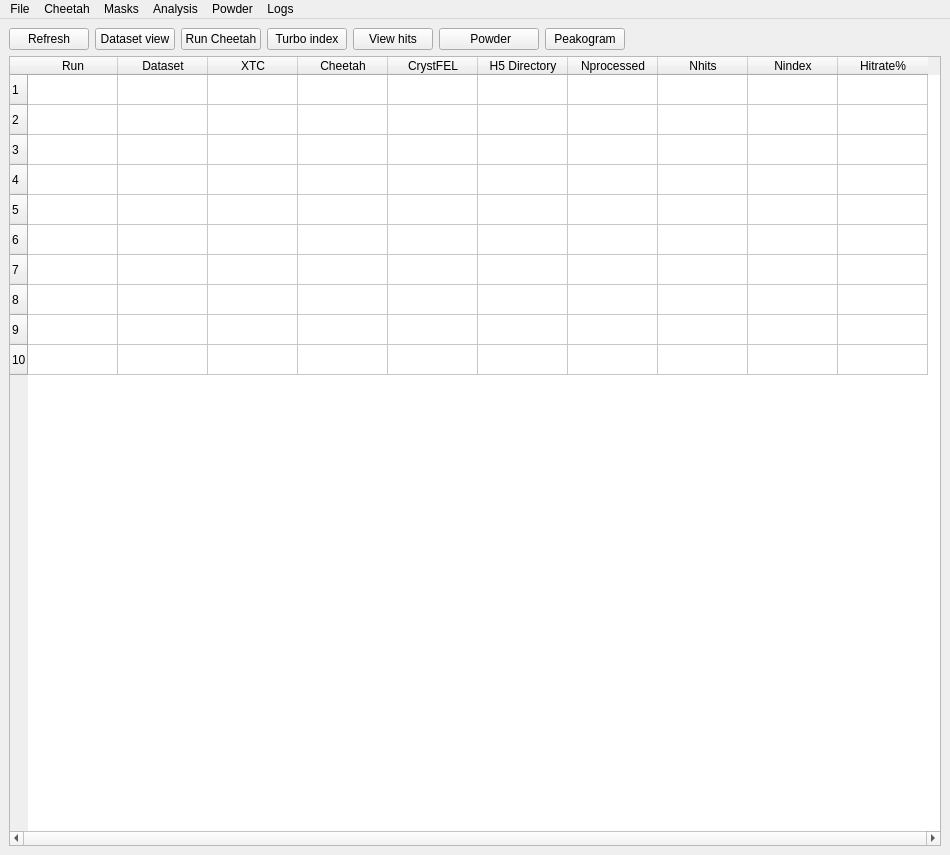
Old version of the form UI/cheetahgui.ui in the repository antonbarty/cheetah.
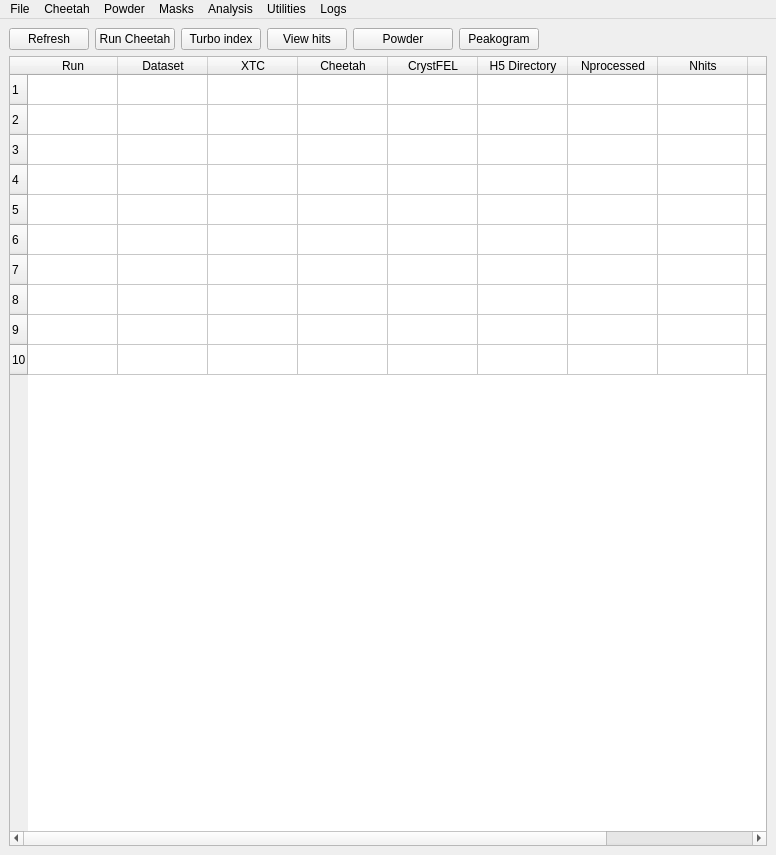
New version of the form.

The edit to the form file:
```diff
--- a/UI/cheetahgui.ui
+++ b/UI/cheetahgui.ui
@@ -6,7 +6,7 @@
    <rect>
     <x>0</x>
     <y>0</y>
-    <width>950</width>
+    <width>776</width>
     <height>855</height>
    </rect>
   </property>
@@ -50,25 +50,6 @@
           </property>
          </widget>
         </item>
-        <item>
-         <widget class="QPushButton" name="button_view">
-          <property name="sizePolicy">
-           <sizepolicy hsizetype="Fixed" vsizetype="Fixed">
-            <horstretch>0</horstretch>
-            <verstretch>0</verstretch>
-           </sizepolicy>
-          </property>
-          <property name="maximumSize">
-           <size>
-            <width>100</width>
-            <height>16777215</height>
-           </size>
-          </property>
-          <property name="text">
-           <string>Dataset view</string>
-          </property>
-         </widget>
-        </item>
         <item>
          <widget class="QPushButton" name="button_runCheetah">
           <property name="sizePolicy">
@@ -80,7 +61,7 @@
           <property name="maximumSize">
            <size>
             <width>100</width>
-            <height>16777215</height>
+            <height>25</height>
            </size>
           </property>
           <property name="text">
@@ -102,7 +83,7 @@
           <property name="maximumSize">
            <size>
             <width>100</width>
-            <height>16777215</height>
+            <height>25</height>
            </size>
           </property>
           <property name="text">
@@ -121,7 +102,7 @@
           <property name="maximumSize">
            <size>
             <width>100</width>
-            <height>16777215</height>
+            <height>25</height>
            </size>
           </property>
           <property name="text">
@@ -143,11 +124,11 @@
           <property name="maximumSize">
            <size>
             <width>100</width>
-            <height>16777215</height>
+            <height>25</height>
            </size>
           </property>
           <property name="text">
-           <string> Powder</string>
+           <string>Powder</string>
           </property>
          </widget>
         </item>
@@ -165,7 +146,7 @@
           <property name="maximumSize">
            <size>
             <width>100</width>
-            <height>16777215</height>
+            <height>25</height>
            </size>
           </property>
           <property name="text">
@@ -288,7 +269,7 @@
     <rect>
      <x>0</x>
      <y>0</y>
-     <width>950</width>
+     <width>776</width>
      <height>22</height>
     </rect>
    </property>
@@ -350,11 +331,19 @@
     <addaction name="menu_log_cheetah"/>
     <addaction name="menu_log_cheetahstatus"/>
    </widget>
+   <widget class="QMenu" name="menuUtilities">
+    <property name="title">
+     <string>Utilities</string>
+    </property>
+    <addaction name="menu_utilities_calibman"/>
+    <addaction name="menu_utilities_psocake"/>
+   </widget>
    <addaction name="menuFile"/>
    <addaction name="menuCheetah"/>
+   <addaction name="menuPowder"/>
    <addaction name="menu_masks"/>
    <addaction name="menuAnalysis"/>
-   <addaction name="menuPowder"/>
+   <addaction name="menuUtilities"/>
    <addaction name="menuLogs"/>
   </widget>
   <action name="menu_file_autorefresh">
```
Left out of the diff: 30 changed lines with no effect on the pictures.
